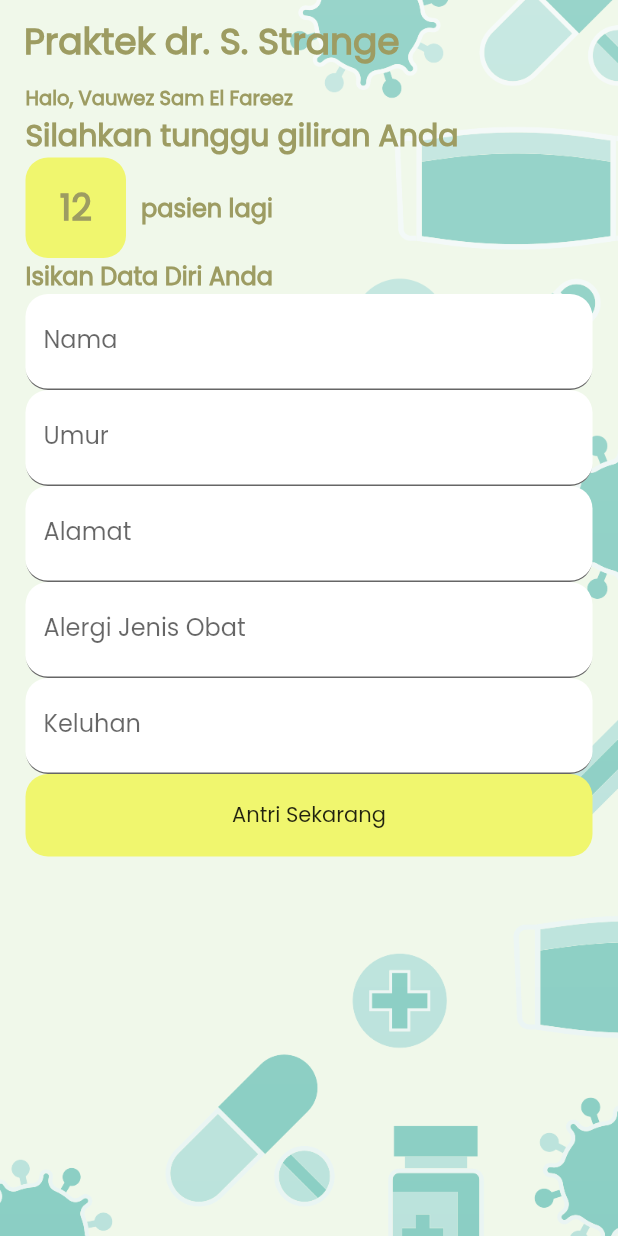
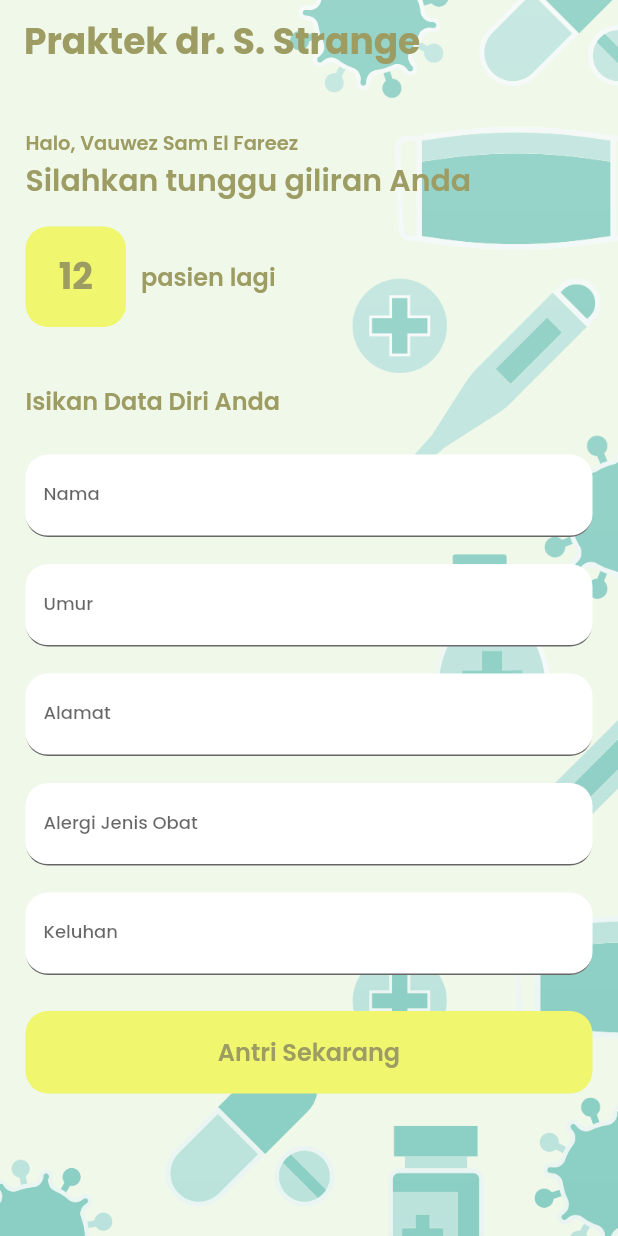
Before and after one commit to zeerafle/praktikum-pemo, a Flutter app: the screen it shows after launch, on a phone screen of 412 x 824 dp. Run offline on Flutter 3.47's test engine with Material 2 defaults, Android fonts, the light colour scheme and no system bars.

Commit message:
fixing font family and add padding

```diff
--- a/posttest_2/lib/main_page.dart
+++ b/posttest_2/lib/main_page.dart
@@ -1,16 +1,22 @@
+import 'dart:ui';
+
 import 'package:flutter/material.dart';
 
 Widget inputText(String label, String hint) {
-  return TextField(
+  return Container(
+    child: TextField(
       decoration: InputDecoration(
-      border: UnderlineInputBorder(
-        borderRadius: BorderRadius.circular(15)
-      ),
+          border: UnderlineInputBorder(borderRadius: BorderRadius.circular(15)),
           fillColor: Colors.white,
           filled: true,
           labelText: label,
-      hintText: hint
+          hintText: hint),
+      style: TextStyle(
+        fontFamily: "PoppinsMedium",
+        fontSize: 12,
       ),
+    ),
+    padding: EdgeInsets.symmetric(vertical: 9),
   );
 }
 
@@ -29,8 +35,7 @@ class MainPage extends StatelessWidget {
             image: DecorationImage(
                 image: AssetImage("assets/medical_bg.png"),
                 fit: BoxFit.fitHeight,
-              alignment: Alignment.centerRight
-            ),
+                alignment: Alignment.centerRight),
             color: Color(0xFFF0F8EA),
           ),
         ),
@@ -42,7 +47,7 @@ class MainPage extends StatelessWidget {
                 "Praktek dr. S. Strange",
                 style: TextStyle(
                   color: Color(0xff9d9c62),
-                fontWeight: FontWeight.w700,
+                  fontFamily: "PoppinsBold",
                   fontSize: 24,
                 ),
               ),
@@ -54,21 +59,25 @@ class MainPage extends StatelessWidget {
               margin: const EdgeInsets.symmetric(horizontal: 17),
               child: ListView(
                 children: [
+                  const SizedBox(
+                    height: 30,
+                  ),
                   const Text(
                     "Halo, Vauwez Sam El Fareez",
                     style: TextStyle(
-                    fontWeight: FontWeight.w600,
+                      fontFamily: "PoppinsSemiBold",
                       fontSize: 13,
                       color: Color(0xff9d9c62),
                     ),
                   ),
-                const Text(
-                  "Silahkan tunggu giliran Anda",
+                  const Text("Silahkan tunggu giliran Anda",
                       style: TextStyle(
-                    fontWeight: FontWeight.w600,
+                        fontFamily: "PoppinsSemiBold",
                         fontSize: 20,
                         color: Color(0xff9d9c62),
-                  )
+                      )),
+                  const SizedBox(
+                    height: 16,
                   ),
                   Row(
                     children: [
@@ -78,16 +87,15 @@ class MainPage extends StatelessWidget {
                         height: 67,
                         decoration: BoxDecoration(
                             borderRadius: BorderRadius.circular(15),
-                        color: Color(0xfff0f66e)
-                      ),
+                            color: Color(0xfff0f66e)),
                         child: const Text(
                           "12",
                           style: TextStyle(
-                          fontWeight: FontWeight.w700,
+                            fontFamily: "PoppinsBold",
                             fontSize: 24,
                             color: Color(0xff9d9c62),
                           ),
-                      ) ,
+                        ),
                       ),
                       const SizedBox(
                         width: 10,
@@ -95,20 +103,25 @@ class MainPage extends StatelessWidget {
                       const Text(
                         "pasien lagi",
                         style: TextStyle(
-                        fontWeight: FontWeight.w600,
+                          fontFamily: "PoppinsSemiBold",
                           fontSize: 16,
                           color: Color(0xff9d9c62),
                         ),
                       )
                     ],
                   ),
+                  const SizedBox(
+                    height: 37,
+                  ),
                   const Text(
                     "Isikan Data Diri Anda",
                     style: TextStyle(
-                    fontWeight: FontWeight.w600,
+                        fontFamily: "PoppinsSemiBold",
                         fontSize: 16,
-                    color: Color(0xff9d9c62)
+                        color: Color(0xff9d9c62)),
                   ),
+                  const SizedBox(
+                    height: 15,
                   ),
                   inputText("Nama", "Nama lengkap"),
                   inputText("Umur", "2009106054"),
@@ -120,17 +133,22 @@ class MainPage extends StatelessWidget {
                     height: 55,
                     decoration: BoxDecoration(
                         color: Color(0xfff0f66e),
-                    borderRadius: BorderRadius.circular(15)
+                        borderRadius: BorderRadius.circular(15)),
+                    padding: EdgeInsets.symmetric(vertical: 15),
+                    margin: EdgeInsets.symmetric(vertical: 15),
+                    alignment: Alignment.center,
+                    child: const Text(
+                      "Antri Sekarang",
+                      style: TextStyle(
+                        color: Color(0xff9d9c62),
+                        fontFamily: "PoppinsSemiBold",
+                        fontSize: 16,
                       ),
-                  alignment: Alignment.center,
-                  child: Text("Antri Sekarang"),
+                    ),
                   )
-
                 ],
               ),
-          )
-        )
-
+            ))
       ],
     );
   }
```
Also changed, not shown: posttest_2/pubspec.yaml (+10 -1 lines), posttest_2/fonts/Poppins-Bold.ttf (added), posttest_2/fonts/Poppins-Medium.ttf (added), posttest_2/fonts/Poppins-SemiBold.ttf (added). Lines whose indentation alone changed are shown as unchanged.
